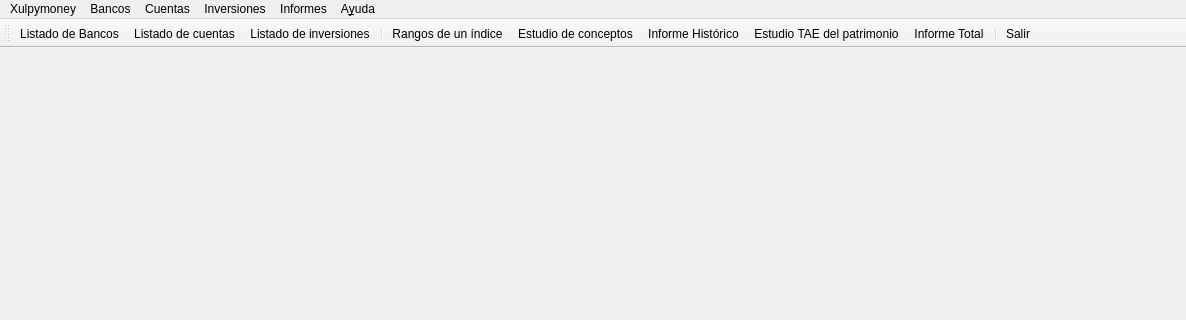
Old version of the form ui/frmMain.ui in the repository turulomio/xulpymoney; both pictures show x 0 to 1186 and y 0 to 320 of the 1186 by 625 pixel window.
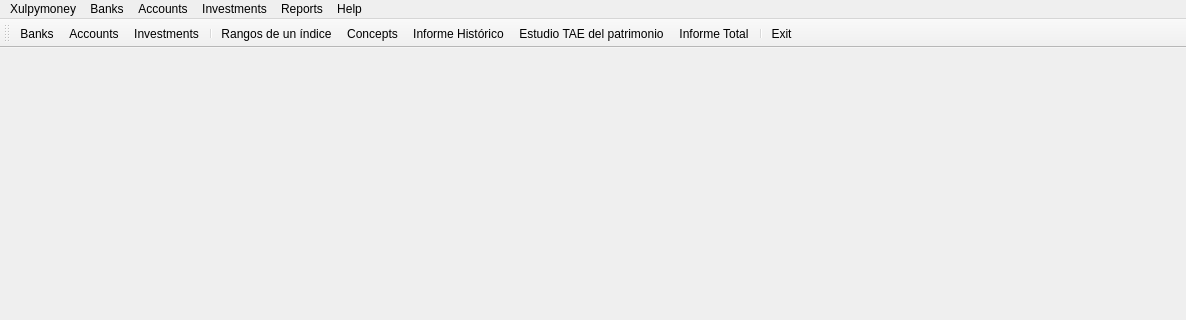
New version of the form. Icons and pictures are not drawn.

What changed in the file:
```diff
--- a/ui/frmMain.ui
+++ b/ui/frmMain.ui
@@ -51,7 +51,7 @@
    </property>
    <widget class="QMenu" name="menuAyuda">
     <property name="title">
-     <string>A&amp;yuda</string>
+     <string>Help</string>
     </property>
     <addaction name="actionAcercaDe"/>
     <addaction name="separator"/>
@@ -59,13 +59,13 @@
    </widget>
    <widget class="QMenu" name="menuBancos">
     <property name="title">
-     <string>Bancos</string>
+     <string>Banks</string>
     </property>
     <addaction name="actionBancos"/>
    </widget>
    <widget class="QMenu" name="menuInformes">
     <property name="title">
-     <string>Informes</string>
+     <string>Reports</string>
     </property>
     <addaction name="actionConceptos"/>
     <addaction name="actionInformeDividendos"/>
@@ -75,7 +75,7 @@
    </widget>
    <widget class="QMenu" name="menuCuentas">
     <property name="title">
-     <string>Cuentas</string>
+     <string>Accounts</string>
     </property>
     <addaction name="actionCuentas"/>
     <addaction name="separator"/>
@@ -83,7 +83,7 @@
    </widget>
    <widget class="QMenu" name="menuInversiones">
     <property name="title">
-     <string>Inversiones</string>
+     <string>Investments</string>
     </property>
     <addaction name="actionInversiones"/>
     <addaction name="actionInformeClases"/>
@@ -145,7 +145,10 @@
      <normaloff>:/xulpymoney/exit.png</normaloff>:/xulpymoney/exit.png</iconset>
    </property>
    <property name="text">
-    <string>S&amp;alir</string>
+    <string>E&amp;xit</string>
+   </property>
+   <property name="toolTip">
+    <string>Exit</string>
    </property>
    <property name="shortcut">
     <string>Esc</string>
@@ -181,7 +184,7 @@
      <normaloff>:/xulpymoney/bundle.png</normaloff>:/xulpymoney/bundle.png</iconset>
    </property>
    <property name="text">
-    <string>&amp;Listado de inversiones</string>
+    <string>Investments</string>
    </property>
    <property name="toolTip">
     <string>Listado de inversiones</string>
@@ -244,7 +247,10 @@
      <normaloff>:/xulpymoney/coins.png</normaloff>:/xulpymoney/coins.png</iconset>
    </property>
    <property name="text">
-    <string>Listado de cuentas</string>
+    <string>Accounts</string>
+   </property>
+   <property name="toolTip">
+    <string>Accounts</string>
    </property>
   </action>
   <action name="actionBancos">
@@ -253,7 +259,10 @@
      <normaloff>:/xulpymoney/bank.png</normaloff>:/xulpymoney/bank.png</iconset>
    </property>
    <property name="text">
-    <string>Listado de Bancos</string>
+    <string>Banks</string>
+   </property>
+   <property name="toolTip">
+    <string>Banks</string>
    </property>
   </action>
   <action name="actionInformeClases">
@@ -283,7 +292,7 @@
      <normaloff>:/xulpymoney/hucha.png</normaloff>:/xulpymoney/hucha.png</iconset>
    </property>
    <property name="text">
-    <string>Estudio de conceptos</string>
+    <string>Concepts</string>
    </property>
    <property name="toolTip">
     <string>Estudio de conceptos</string>
```
Left out of the diff: 22 changed lines with no effect on the pictures.
